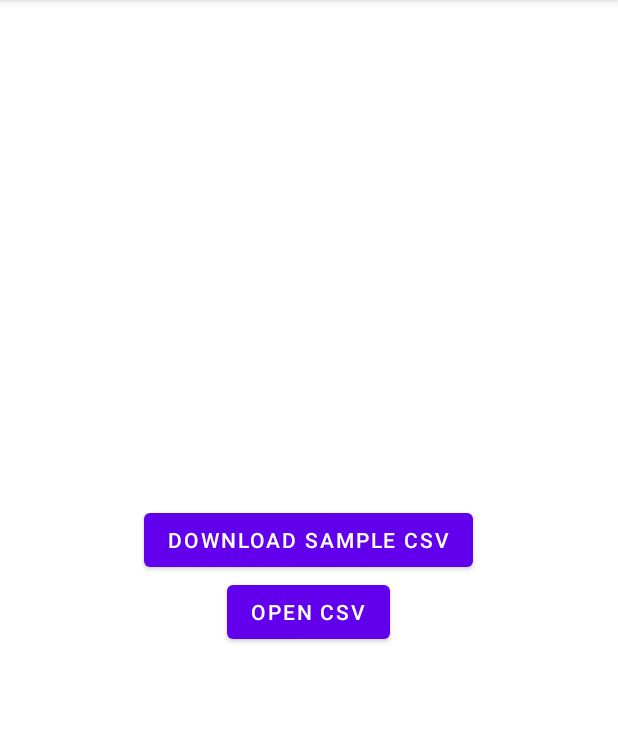
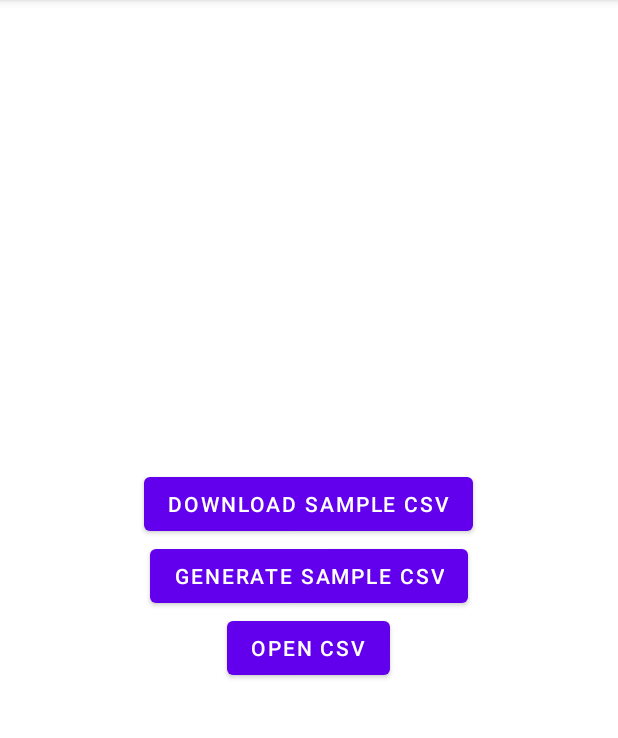
Before and after one commit to Ankit-Slnk/android_read_csv_file, an Android app: the screen it shows after launch (MainActivity), after a tap on "DOWNLOAD SAMPLE CSV", on a phone screen of 412 x 824 dp, the part 84-822 px from its top. Run offline under Robolectric (Android 15) with nearby library versions, the phone set to English and light mode, and no system bars; libraries missing offline, so code that uses them is left out: com.opencsv.

Commit message:
generate csv

```diff
--- a/app/src/main/java/com/ankit/readcsvfile/MainActivity.java
+++ b/app/src/main/java/com/ankit/readcsvfile/MainActivity.java
@@ -1,8 +1,4 @@
 package com.ankit.readcsvfile;
-
-import androidx.appcompat.app.AppCompatActivity;
-import androidx.core.app.ActivityCompat;
-import androidx.core.content.ContextCompat;
 
 import android.Manifest;
 import android.content.Intent;
@@ -14,30 +10,46 @@ import android.util.Log;
 import android.view.View;
 import android.widget.Button;
 
+import androidx.appcompat.app.AppCompatActivity;
+import androidx.core.app.ActivityCompat;
+import androidx.core.content.ContextCompat;
+
 import com.opencsv.CSVReader;
+import com.opencsv.CSVWriter;
 
 import java.io.File;
 import java.io.FileReader;
+import java.io.FileWriter;
+import java.util.ArrayList;
+import java.util.List;
 
 public class MainActivity extends AppCompatActivity {
 
-    Button btnOpenExcel, btnDownloadSampleExcel;
+    Button btnOpenCSV, btnDownloadSampleCSV, btnGenerateSampleCSV;
+    String baseDir = android.os.Environment.getExternalStorageDirectory().getAbsolutePath();
+    String fileName = "snv_insurance_sample.csv";
+    String filePath = baseDir + File.separator + fileName;
+    File f = new File(filePath);
+    CSVWriter writer;
 
     @Override
     protected void onCreate(Bundle savedInstanceState) {
         super.onCreate(savedInstanceState);
         setContentView(R.layout.activity_main);
 
-        btnOpenExcel = findViewById(R.id.btnOpenExcel);
-        btnDownloadSampleExcel = findViewById(R.id.btnDownloadSampleExcel);
+        Log.e("filePath", filePath);
 
-        btnDownloadSampleExcel.setOnClickListener(new View.OnClickListener() {
+        btnOpenCSV = findViewById(R.id.btnOpenCSV);
+        btnDownloadSampleCSV = findViewById(R.id.btnDownloadSampleCSV);
+        btnGenerateSampleCSV = findViewById(R.id.btnGenerateSampleCSV);
+
+        btnDownloadSampleCSV.setOnClickListener(new View.OnClickListener() {
             @Override
             public void onClick(View view) {
                 if (ContextCompat.checkSelfPermission(MainActivity.this, Manifest.permission.READ_EXTERNAL_STORAGE) == PackageManager.PERMISSION_GRANTED &&
                         ContextCompat.checkSelfPermission(MainActivity.this, Manifest.permission.WRITE_EXTERNAL_STORAGE) == PackageManager.PERMISSION_GRANTED) {
                     File outDir = new File(Environment.getExternalStoragePublicDirectory(Environment.DIRECTORY_DOWNLOADS).toString());
-                    Utility.downloadSampleExcel(MainActivity.this, "sample", outDir.toString());
+                    Utility.downloadSampleCSV(MainActivity.this, "sample", outDir.toString());
                 } else {
                     ActivityCompat.requestPermissions(MainActivity.this,
                             new String[]{Manifest.permission.READ_EXTERNAL_STORAGE, Manifest.permission.WRITE_EXTERNAL_STORAGE}, 2);
@@ -45,12 +57,51 @@ public class MainActivity extends AppCompatActivity {
             }
         });
 
-        btnOpenExcel.setOnClickListener(new View.OnClickListener() {
+        btnGenerateSampleCSV.setOnClickListener(new View.OnClickListener() {
+            @Override
+            public void onClick(View view) {
+                if (f.exists() && !f.isDirectory()) {
+                    try {
+                        writer = new CSVWriter(new FileWriter(filePath, true));
+                    } catch (Exception e) {
+                        e.printStackTrace();
+                    }
+                } else {
+                    try {
+                        writer = new CSVWriter(new FileWriter(filePath));
+                    } catch (Exception e) {
+                        e.printStackTrace();
+                    }
+                }
+                List<String[]> data = new ArrayList<>();
+
+                data.add(new String[]{"Ship Name", "Scientist Name", ""});
+                data.add(new String[]{"Ship Name 1", "Scientist Name 1", ""});
+                data.add(new String[]{"Ship Name 2", "Scientist Name 2", ""});
+
+                data.add(new String[]{"", "", ""});
+                data.add(new String[]{"", "", ""});
+
+                data.add(new String[]{"name", "age", "gender"});
+                data.add(new String[]{"A", "12", "male"});
+                data.add(new String[]{"B", "14", "female"});
+
+                writer.writeAll(data);
+
+                try {
+                    writer.close();
+                } catch (Exception e) {
+                    e.printStackTrace();
+                }
+            }
+        });
+
+        btnOpenCSV.setOnClickListener(new View.OnClickListener() {
             @Override
             public void onClick(View view) {
                 if (ContextCompat.checkSelfPermission(MainActivity.this, Manifest.permission.READ_EXTERNAL_STORAGE) == PackageManager.PERMISSION_GRANTED &&
                         ContextCompat.checkSelfPermission(MainActivity.this, Manifest.permission.WRITE_EXTERNAL_STORAGE) == PackageManager.PERMISSION_GRANTED) {
-                    openExcel();
+                    openCSV();
                 } else {
                     ActivityCompat.requestPermissions(MainActivity.this,
                             new String[]{Manifest.permission.READ_EXTERNAL_STORAGE, Manifest.permission.WRITE_EXTERNAL_STORAGE}, 2);
@@ -59,7 +110,7 @@ public class MainActivity extends AppCompatActivity {
         });
     }
 
-    public void openExcel() {
+    public void openCSV() {
         Intent intent = new Intent(Intent.ACTION_GET_CONTENT);
         intent.setType("text/comma-separated-values");
         startActivityForResult(intent, 1);
--- a/app/src/main/java/com/ankit/readcsvfile/Utility.java
+++ b/app/src/main/java/com/ankit/readcsvfile/Utility.java
@@ -11,7 +11,7 @@ import java.io.InputStream;
 import java.io.OutputStream;
 
 public class Utility {
-    public static void downloadSampleExcel(Context context, String path, String outPath) {
+    public static void downloadSampleCSV(Context context, String path, String outPath) {
         AssetManager assetManager = context.getAssets();
         String assets[];
         try {
@@ -24,7 +24,7 @@ public class Utility {
                 if (!dir.exists())
                     if (!dir.mkdir()) Log.e("4356", "No create external directory: " + dir);
                 for (String asset : assets) {
-                    downloadSampleExcel(context, path + "/" + asset, outPath);
+                    downloadSampleCSV(context, path + "/" + asset, outPath);
                 }
             }
         } catch (IOException ex) {
--- a/app/src/main/res/layout/activity_main.xml
+++ b/app/src/main/res/layout/activity_main.xml
@@ -9,13 +9,19 @@
     tools:context=".MainActivity">
 
     <Button
-        android:id="@+id/btnDownloadSampleExcel"
+        android:id="@+id/btnDownloadSampleCSV"
         android:layout_width="wrap_content"
         android:layout_height="wrap_content"
         android:text="Download Sample CSV" />
 
     <Button
-        android:id="@+id/btnOpenExcel"
+        android:id="@+id/btnGenerateSampleCSV"
+        android:layout_width="wrap_content"
+        android:layout_height="wrap_content"
+        android:text="Generate Sample CSV" />
+
+    <Button
+        android:id="@+id/btnOpenCSV"
         android:layout_width="wrap_content"
         android:layout_height="wrap_content"
         android:text="Open CSV" />
```
